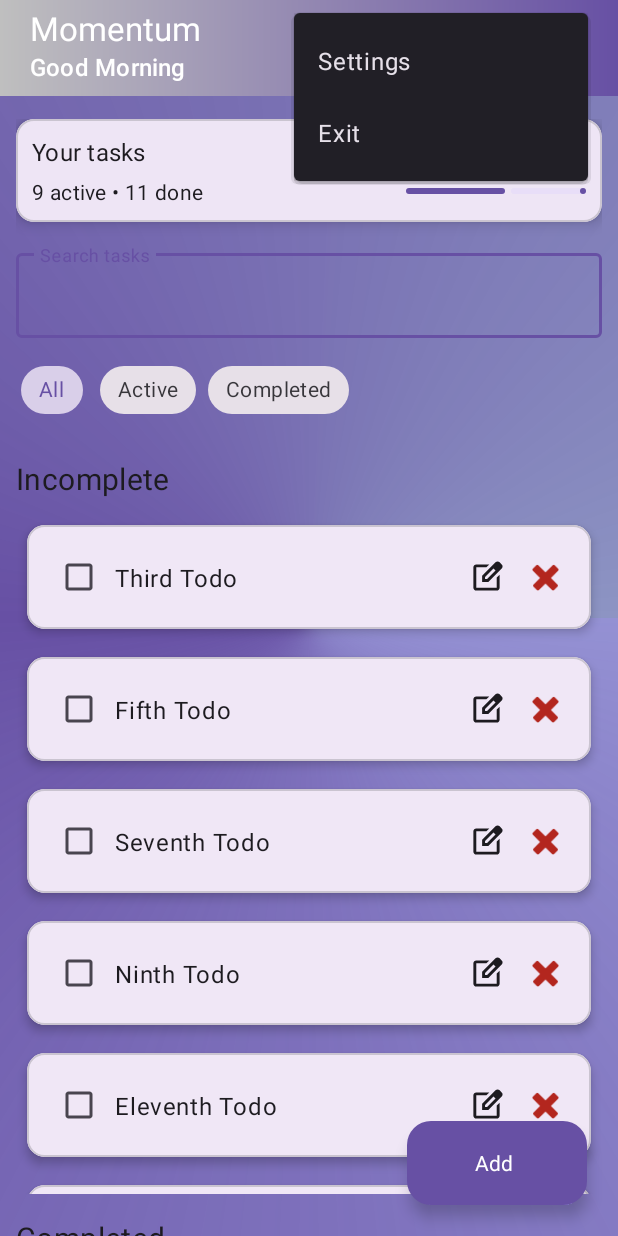
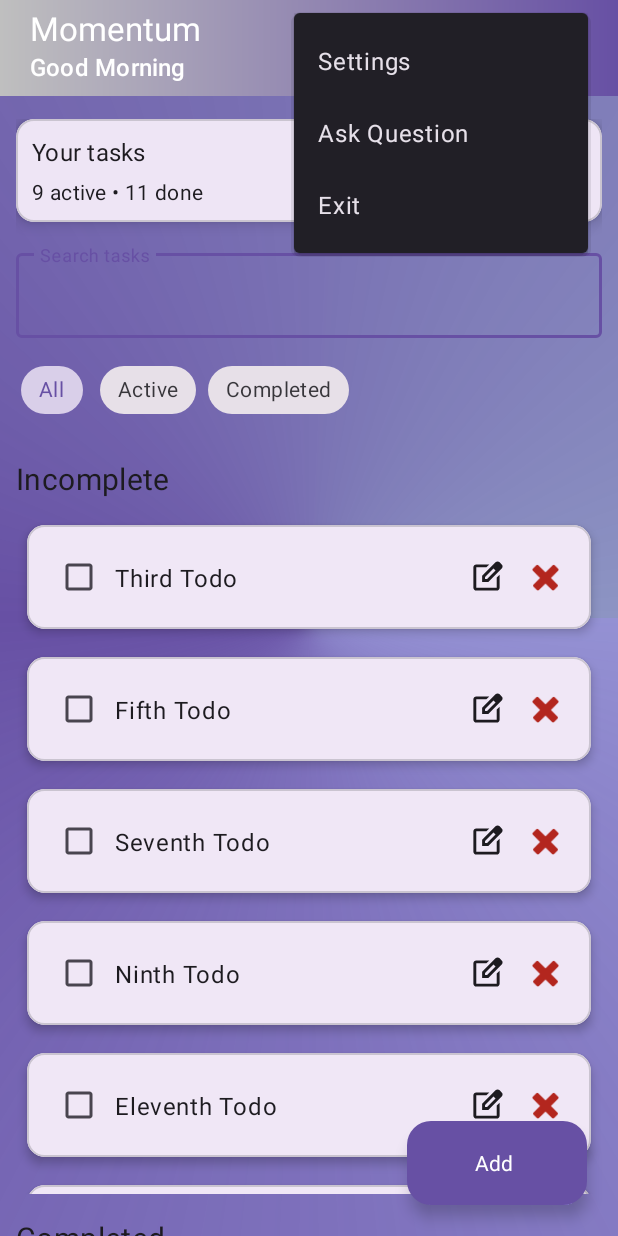
Before and after one commit to shubham-8609/Momentum, an Android app: the screen it shows after launch (MainActivity), with the options menu open, on a phone screen of 412 x 824 dp. Run offline under Robolectric (Android 15) with nearby library versions, the phone set to English and light mode, and no system bars; our stand-ins replace sdp/ssp sizes; Roboto replaces fonts that are not available here.

Commit message:
Add ask question option and use Implicit Intent"

```diff
--- a/app/src/main/res/menu/activity_main_menu.xml
+++ b/app/src/main/res/menu/activity_main_menu.xml
@@ -14,10 +14,16 @@
             android:icon="@drawable/baseline_settings_24"
             android:iconTint="@color/colorOnBackground"
             android:title="Settings"/>
-            <item
-            android:id="@+id/exit_option"
+
+
+    <item
+            android:id="@+id/ask_question_option"
                 android:iconTint="@color/colorOnBackground"
-            android:icon="@drawable/outline_exit_to_app_24"
-            android:title="Exit"/>
+            android:title="Ask Question"/>
+    <item
+        android:id="@+id/exit_option"
+        android:iconTint="@color/colorOnBackground"
+        android:icon="@drawable/outline_exit_to_app_24"
+        android:title="Exit"/>
 
 </menu>
```
Also changed, not shown: app/src/main/java/com/codeleg/momentum/MainActivity.kt (+10 -1 lines).
